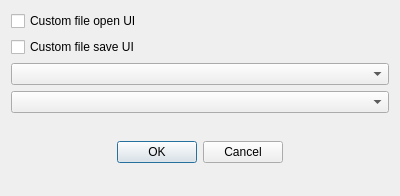
Old version of the form Src/Dialogs/SettingsDialog.ui in the repository os-v/UXLogViewer.
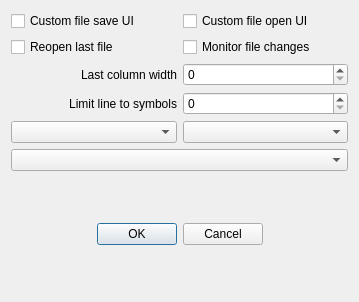
New version of the form.

Commit message: ADDED Monitoring file changes, reopen last, filter type, max line length, last column width

What changed in the file:
```diff
--- a/Src/Dialogs/SettingsDialog.ui
+++ b/Src/Dialogs/SettingsDialog.ui
@@ -6,8 +6,8 @@
    <rect>
     <x>0</x>
     <y>0</y>
-    <width>400</width>
-    <height>196</height>
+    <width>359</width>
+    <height>302</height>
    </rect>
   </property>
   <property name="windowTitle">
@@ -18,24 +18,104 @@
   </property>
   <layout class="QVBoxLayout" name="verticalLayout">
    <item>
-    <widget class="QCheckBox" name="m_pCheckFileOpenUI">
-     <property name="text">
-      <string>Custom file open UI</string>
-     </property>
-    </widget>
+    <layout class="QHBoxLayout" name="m_pLayoutFileUI">
+     <item>
+      <widget class="QCheckBox" name="m_pCheckFileSaveUI">
+       <property name="text">
+        <string>Custom file save UI</string>
+       </property>
+      </widget>
+     </item>
+     <item>
+      <widget class="QCheckBox" name="m_pCheckFileOpenUI">
+       <property name="text">
+        <string>Custom file open UI</string>
+       </property>
+      </widget>
+     </item>
+    </layout>
    </item>
    <item>
-    <widget class="QCheckBox" name="m_pCheckFileSaveUI">
-     <property name="text">
-      <string>Custom file save UI</string>
+    <layout class="QHBoxLayout" name="m_pLayoutFileOpts">
+     <item>
+      <widget class="QCheckBox" name="m_pCheckReopenLast">
+       <property name="text">
+        <string>Reopen last file</string>
+       </property>
+      </widget>
+     </item>
+     <item>
+      <widget class="QCheckBox" name="m_pCheckMonitorFile">
+       <property name="text">
+        <string>Monitor file changes</string>
+       </property>
+      </widget>
+     </item>
+    </layout>
+   </item>
+   <item>
+    <layout class="QHBoxLayout" name="m_pLayoutLastColumn">
+     <item>
+      <widget class="QLabel" name="m_pLabelColumnWidth">
+       <property name="text">
+        <string>Last column width</string>
+       </property>
+       <property name="alignment">
+        <set>Qt::AlignRight|Qt::AlignTrailing|Qt::AlignVCenter</set>
+       </property>
+      </widget>
+     </item>
+     <item>
+      <widget class="QSpinBox" name="m_pEditColumnWidth">
+       <property name="maximum">
+        <number>1000000</number>
+       </property>
+      </widget>
+     </item>
+    </layout>
+   </item>
+   <item>
+    <layout class="QHBoxLayout" name="m_pLayoutLineLimit">
+     <property name="sizeConstraint">
+      <enum>QLayout::SetDefaultConstraint</enum>
      </property>
-    </widget>
+     <item>
+      <widget class="QLabel" name="m_pLabelLineLimit">
+       <property name="text">
+        <string>Limit line to symbols</string>
+       </property>
+       <property name="alignment">
+        <set>Qt::AlignRight|Qt::AlignTrailing|Qt::AlignVCenter</set>
+       </property>
+      </widget>
+     </item>
+     <item>
+      <widget class="QSpinBox" name="m_pEditLineLimit">
+       <property name="sizePolicy">
+        <sizepolicy hsizetype="Minimum" vsizetype="Maximum">
+         <horstretch>0</horstretch>
+         <verstretch>0</verstretch>
+        </sizepolicy>
+       </property>
+       <property name="maximum">
+        <number>1000000</number>
+       </property>
+      </widget>
+     </item>
+    </layout>
    </item>
    <item>
-    <widget class="QComboBox" name="m_pFontUI"/>
+    <layout class="QHBoxLayout" name="m_pLayoutFontSize">
+     <item>
+      <widget class="QComboBox" name="m_pFontUI"/>
+     </item>
+     <item>
+      <widget class="QComboBox" name="m_pFontLog"/>
+     </item>
+    </layout>
    </item>
    <item>
-    <widget class="QComboBox" name="m_pFontLog"/>
+    <widget class="QComboBox" name="m_pComboFilterType"/>
    </item>
    <item>
     <widget class="QWidget" name="m_pWidgetSpacingDesktop" native="true">
```
The commit also changes 22 other files.
